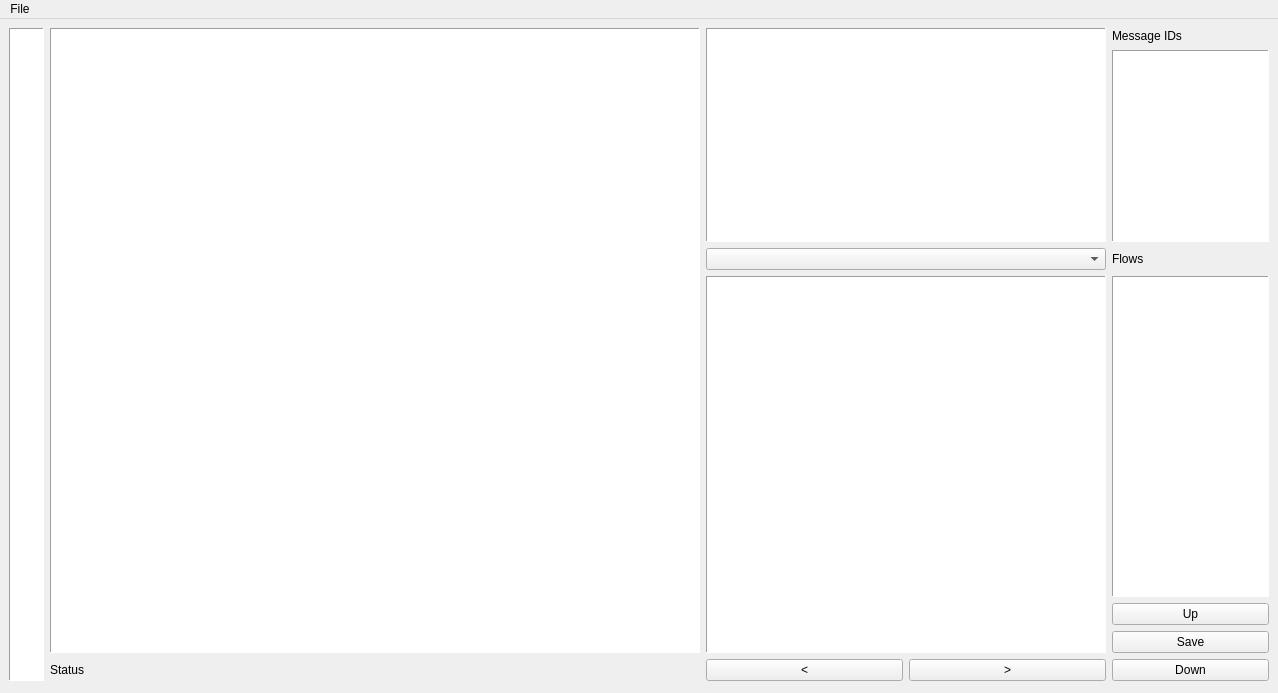
Above: Content Engineer Studio/main_window.ui from GhubDB/Content-Engineer-Studio before the change. Below: the same form after it.
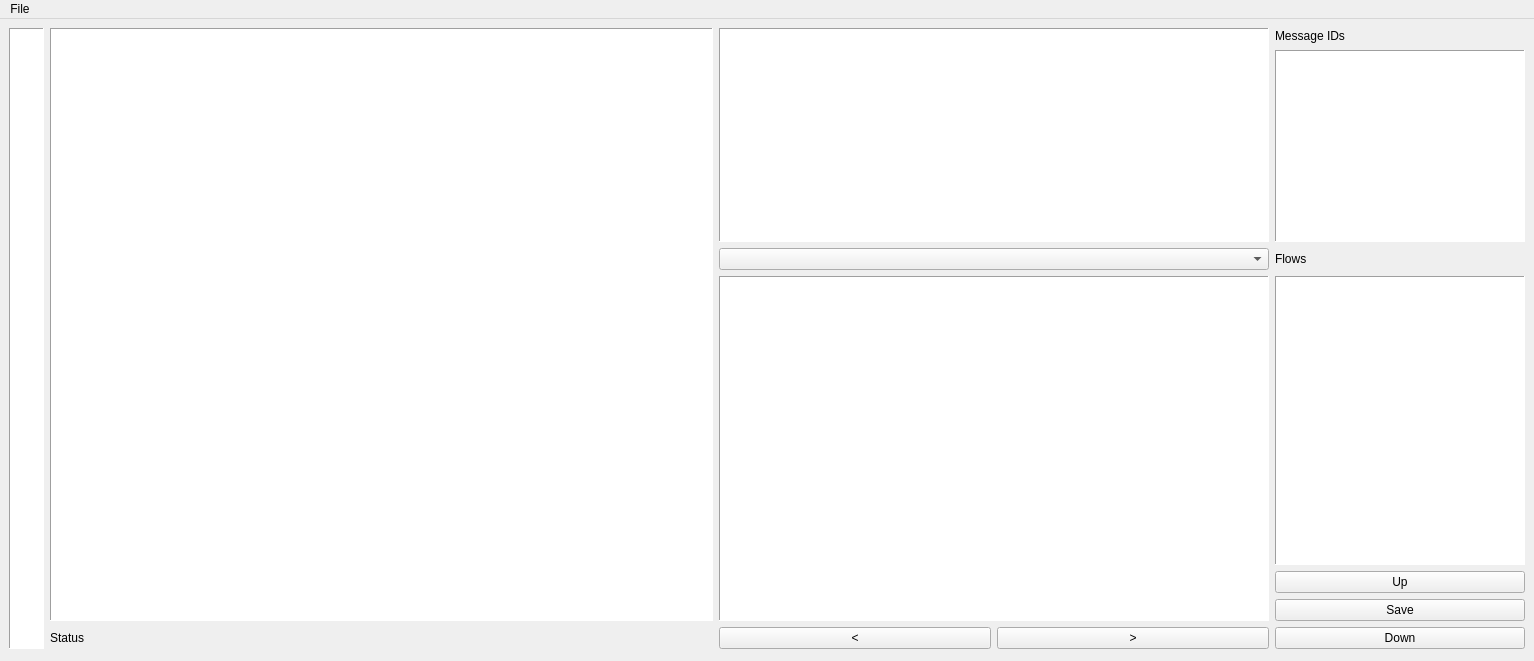
That is the form after the change.

Patch:
```diff
--- a/Content Engineer Studio/main_window.ui
+++ b/Content Engineer Studio/main_window.ui
@@ -6,8 +6,8 @@
    <rect>
     <x>0</x>
     <y>0</y>
-    <width>1278</width>
-    <height>693</height>
+    <width>1534</width>
+    <height>661</height>
    </rect>
   </property>
   <property name="windowTitle">
@@ -29,7 +29,7 @@
      <widget class="QTableWidget" name="chat">
       <property name="sizePolicy">
        <sizepolicy hsizetype="Preferred" vsizetype="Expanding">
-        <horstretch>0</horstretch>
+        <horstretch>3</horstretch>
         <verstretch>0</verstretch>
        </sizepolicy>
       </property>
@@ -45,6 +45,9 @@
       <property name="verticalScrollBarPolicy">
        <enum>Qt::ScrollBarAlwaysOff</enum>
       </property>
+      <property name="horizontalScrollBarPolicy">
+       <enum>Qt::ScrollBarAlwaysOff</enum>
+      </property>
       <attribute name="horizontalHeaderVisible">
        <bool>false</bool>
       </attribute>
@@ -76,13 +79,13 @@
      <widget class="QTextEdit" name="analysis">
       <property name="sizePolicy">
        <sizepolicy hsizetype="Expanding" vsizetype="Expanding">
-        <horstretch>0</horstretch>
-        <verstretch>2</verstretch>
+        <horstretch>1</horstretch>
+        <verstretch>0</verstretch>
        </sizepolicy>
       </property>
       <property name="minimumSize">
        <size>
-        <width>400</width>
+        <width>550</width>
         <height>0</height>
        </size>
       </property>
@@ -125,7 +128,7 @@
       </property>
       <property name="maximumSize">
        <size>
-        <width>200</width>
+        <width>250</width>
         <height>16777215</height>
        </size>
       </property>
@@ -156,7 +159,14 @@
      </widget>
     </item>
     <item row="5" column="2" colspan="2">
-     <widget class="QComboBox" name="cell_selector"/>
+     <widget class="QComboBox" name="cell_selector">
+      <property name="sizePolicy">
+       <sizepolicy hsizetype="Preferred" vsizetype="Fixed">
+        <horstretch>1</horstretch>
+        <verstretch>0</verstretch>
+       </sizepolicy>
+      </property>
+     </widget>
     </item>
     <item row="6" column="4" rowspan="6">
      <widget class="QTableWidget" name="flows">
@@ -174,7 +184,7 @@
       </property>
       <property name="maximumSize">
        <size>
-        <width>200</width>
+        <width>250</width>
         <height>16777215</height>
        </size>
       </property>
@@ -334,7 +344,7 @@
      <widget class="QTableWidget" name="canned">
       <property name="sizePolicy">
        <sizepolicy hsizetype="Expanding" vsizetype="Preferred">
-        <horstretch>0</horstretch>
+        <horstretch>1</horstretch>
         <verstretch>0</verstretch>
        </sizepolicy>
       </property>
@@ -398,7 +408,7 @@
     <rect>
      <x>0</x>
      <y>0</y>
-     <width>1278</width>
+     <width>1534</width>
      <height>26</height>
     </rect>
    </property>
```
